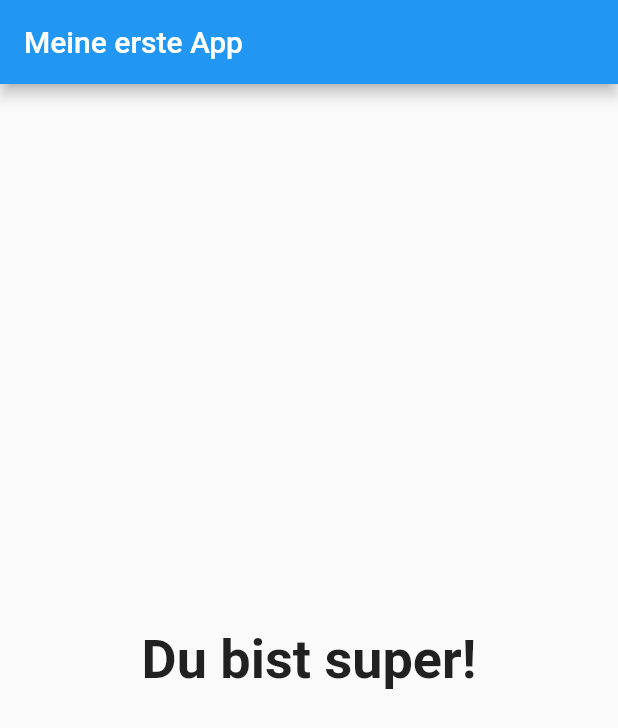
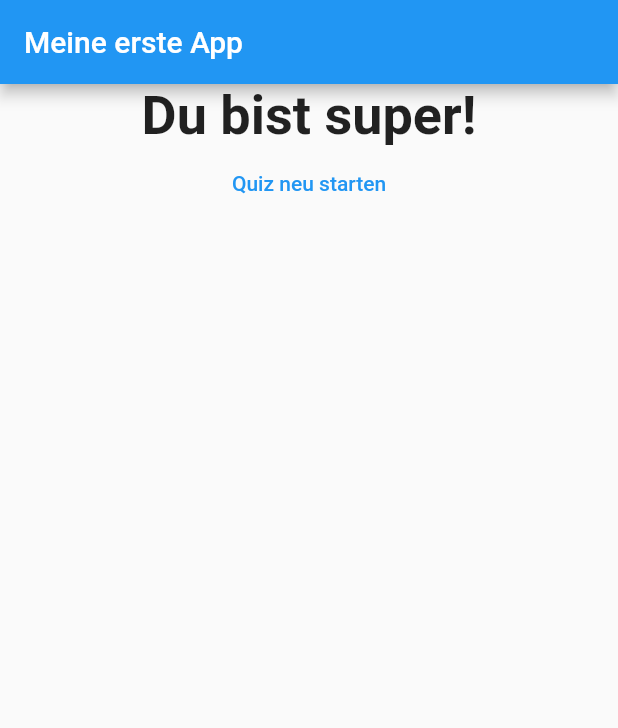
Before and after one commit to MrRobot420/flutter_quiz, a Flutter app: the screen it shows after launch, after a tap on "Rot", after a tap on "Katze", after a tap on "Hubert", on a phone screen of 412 x 824 dp. Shown: the top 728 px of the screen. Run offline on Flutter 3.47's test engine with Material 2 defaults, Android fonts, the phone set to English and light mode, and no system bars.

Commit message:
added resetQuiz button

```diff
--- a/lib/main.dart
+++ b/lib/main.dart
@@ -12,9 +12,6 @@ class MyApp extends StatefulWidget {
 }
 
 class _MyAppState extends State<MyApp> {
-  var _questionIndex = 0;
-  var _totalScore = 0;
-
   void _answerQuestion(int score) {
     _totalScore = _totalScore + score;
 
@@ -55,6 +52,15 @@ class _MyAppState extends State<MyApp> {
       ]
     }
   ];
+  var _questionIndex = 0;
+  var _totalScore = 0;
+
+  void _resetQuiz() {
+    setState(() {
+      _questionIndex = 0;
+      _totalScore = 0;
+    });
+  }
 
   @override
   Widget build(BuildContext context) {
@@ -69,7 +75,7 @@ class _MyAppState extends State<MyApp> {
                 questionIndex: _questionIndex,
                 answerQuestion: _answerQuestion,
               )
-            : Result(_totalScore),
+            : Result(_totalScore, _resetQuiz),
       ),
     );
   }
--- a/lib/result.dart
+++ b/lib/result.dart
@@ -2,16 +2,17 @@ import 'package:flutter/material.dart';
 
 class Result extends StatelessWidget {
   final int resultScore;
+  final Function resetHandler;
 
-  Result(this.resultScore);
+  Result(this.resultScore, this.resetHandler);
 
   String get resultPhrase {
     String resultText;
-    if (resultScore <= 8) {
+    if (resultScore <= 10) {
       resultText = 'Du bist super!';
-    } else if (resultScore <= 12) {
+    } else if (resultScore <= 15) {
       resultText = 'Du bist gut!';
-    } else if (resultScore <= 16) {
+    } else if (resultScore <= 20) {
       resultText = 'Du bist okay!';
     } else {
       resultText = 'Du bist nicht so gut!';
@@ -22,9 +23,18 @@ class Result extends StatelessWidget {
   @override
   Widget build(BuildContext context) {
     return Center(
-      child: Text(
-        resultPhrase,
-        style: TextStyle(fontSize: 36, fontWeight: FontWeight.bold),
+      child: Column(
+        children: <Widget>[
+          Text(
+            resultPhrase,
+            style: TextStyle(fontSize: 36, fontWeight: FontWeight.bold),
+          ),
+          FlatButton(
+            child: Text('Quiz neu starten'),
+            textColor: Colors.blue,
+            onPressed: resetHandler,
+          )
+        ],
       ),
     );
   }
```
